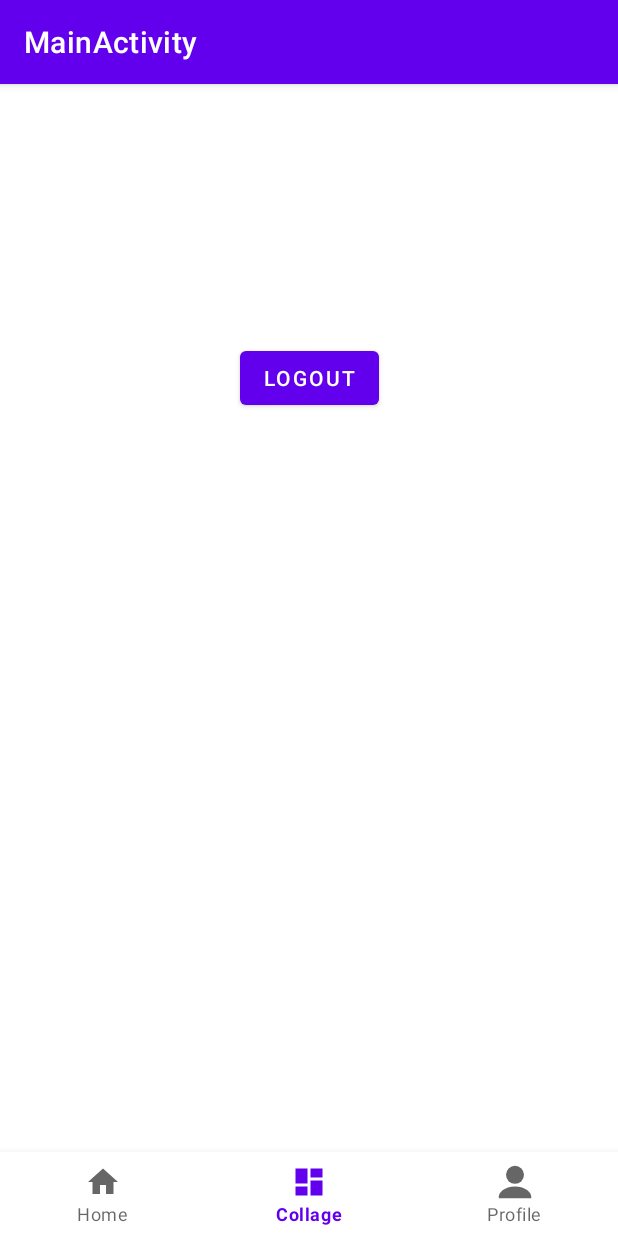
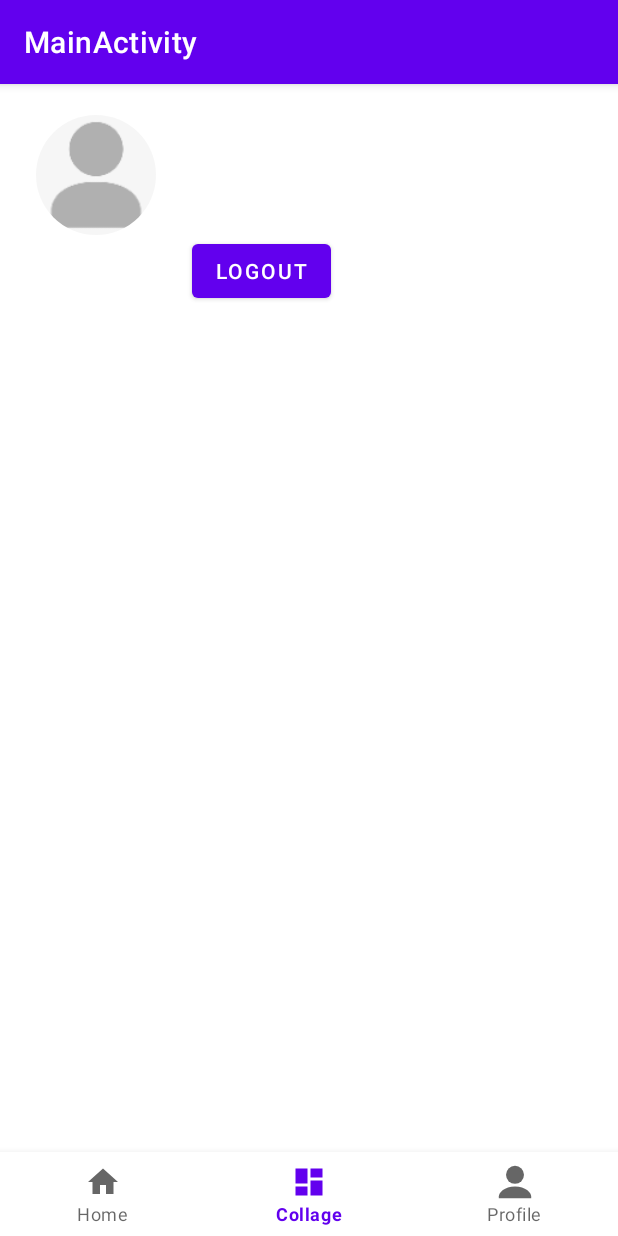
Before and after one commit to jasmine-y-wang/collageify, an Android app: the fragment ProfileFragment placed in its activity, on a phone screen of 412 x 824 dp. Run offline under Robolectric (Android 15) with nearby library versions, the phone set to English and light mode, and no system bars; our stand-ins replace Volley, navigation-ui; libraries missing offline, so code that uses them is left out: com.parse, com.spotify.sdk; network calls fail; pictures from the network do not load; 4 statements that could not run were skipped.

Commit message:
adding profile pic to profile page

```diff
--- a/app/src/main/java/com/example/collageify/fragments/ProfileFragment.java
+++ b/app/src/main/java/com/example/collageify/fragments/ProfileFragment.java
@@ -12,6 +12,7 @@ import android.view.LayoutInflater;
 import android.view.View;
 import android.view.ViewGroup;
 
+import com.bumptech.glide.Glide;
 import com.example.collageify.R;
 import com.example.collageify.activities.LoginActivity;
 import com.example.collageify.databinding.FragmentProfileBinding;
@@ -27,9 +28,14 @@ public class ProfileFragment extends Fragment {
 
     private FragmentProfileBinding binding;
     public static final String TAG = "ProfileFragment";
+    public User user;
 
     public ProfileFragment() {
         // Required empty public constructor
+    }
+
+    public ProfileFragment(ParseUser user) {
+        this.user = (User) user;
     }
 
     @Override
@@ -46,6 +52,14 @@ public class ProfileFragment extends Fragment {
         User user = (User) ParseUser.getCurrentUser();
         binding.tvProfileUsername.setText(user.getUsername());
         binding.tvSpotifyId.setText(String.format("%s on Spotify", user.getSpotifyId()));
+
+        String profilePicUrl = user.getPfpUrl();
+        if (profilePicUrl != null) {
+            Glide.with(this).load(profilePicUrl).circleCrop().into(binding.ivProfilePic);
+        } else {
+            Glide.with(this).load(R.drawable.profile_placeholder).circleCrop().into(binding.ivProfilePic);
+        }
+
         binding.btnLogout.setOnClickListener(new View.OnClickListener() {
             @Override
             public void onClick(View v) {
--- a/app/src/main/res/layout/fragment_profile.xml
+++ b/app/src/main/res/layout/fragment_profile.xml
@@ -6,25 +6,26 @@
     android:layout_height="match_parent"
     tools:context=".fragments.ProfileFragment">
 
-
-    <Button
-        android:id="@+id/btnLogout"
-        android:layout_width="wrap_content"
-        android:layout_height="wrap_content"
-        android:layout_marginTop="172dp"
-        android:text="@string/logout"
-        app:layout_constraintEnd_toEndOf="parent"
+    <ImageView
+        android:id="@+id/ivProfilePic"
+        android:layout_width="80dp"
+        android:layout_height="80dp"
+        android:layout_marginStart="24dp"
+        app:layout_constraintBottom_toTopOf="@+id/rvPosts"
         app:layout_constraintStart_toStartOf="parent"
-        app:layout_constraintTop_toTopOf="parent" />
+        app:layout_constraintTop_toTopOf="parent"
+        app:layout_constraintVertical_bias="0.247"
+        tools:srcCompat="@tools:sample/avatars" />
 
     <TextView
         android:id="@+id/tvProfileUsername"
         android:layout_width="wrap_content"
         android:layout_height="wrap_content"
-        android:layout_marginTop="84dp"
-        app:layout_constraintEnd_toEndOf="parent"
-        app:layout_constraintHorizontal_bias="0.498"
-        app:layout_constraintStart_toStartOf="parent"
+        android:layout_marginStart="24dp"
+        android:layout_marginTop="16dp"
+        android:textAppearance="@style/TextAppearance.AppCompat.Display1"
+        android:textColor="@color/black"
+        app:layout_constraintStart_toEndOf="@+id/ivProfilePic"
         app:layout_constraintTop_toTopOf="parent"
         tools:text="jasmine" />
 
@@ -32,10 +33,29 @@
         android:id="@+id/tvSpotifyId"
         android:layout_width="wrap_content"
         android:layout_height="wrap_content"
-        android:layout_marginTop="16dp"
-        app:layout_constraintEnd_toEndOf="parent"
-        app:layout_constraintHorizontal_bias="0.498"
-        app:layout_constraintStart_toStartOf="parent"
+        android:layout_marginStart="24dp"
+        android:layout_marginTop="8dp"
+        app:layout_constraintStart_toEndOf="@+id/ivProfilePic"
         app:layout_constraintTop_toBottomOf="@+id/tvProfileUsername"
         tools:text="jazzlemine on Spotify" />
+
+    <Button
+        android:id="@+id/btnLogout"
+        android:layout_width="wrap_content"
+        android:layout_height="wrap_content"
+        android:layout_marginStart="24dp"
+        android:layout_marginTop="12dp"
+        android:text="@string/logout"
+        app:layout_constraintStart_toEndOf="@+id/ivProfilePic"
+        app:layout_constraintTop_toBottomOf="@+id/tvSpotifyId" />
+
+    <androidx.recyclerview.widget.RecyclerView
+        android:id="@+id/rvPosts"
+        android:layout_width="0dp"
+        android:layout_height="0dp"
+        android:layout_marginTop="16dp"
+        app:layout_constraintBottom_toBottomOf="parent"
+        app:layout_constraintEnd_toEndOf="parent"
+        app:layout_constraintStart_toStartOf="parent"
+        app:layout_constraintTop_toBottomOf="@+id/btnLogout" />
 </androidx.constraintlayout.widget.ConstraintLayout>
```
Also changed, not shown: app/src/main/java/com/example/collageify/adapters/PostsAdapter.java (+10 -13 lines), app/src/main/java/com/example/collageify/models/User.java (+5 -9 lines).
